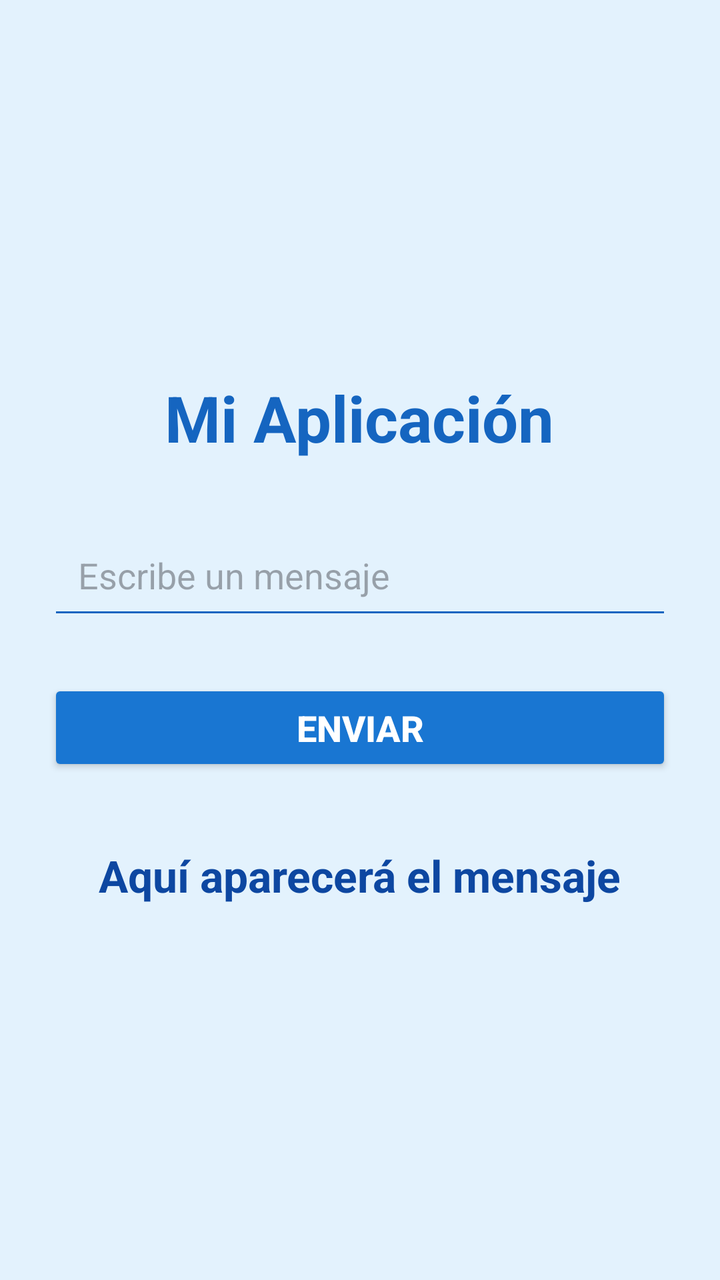
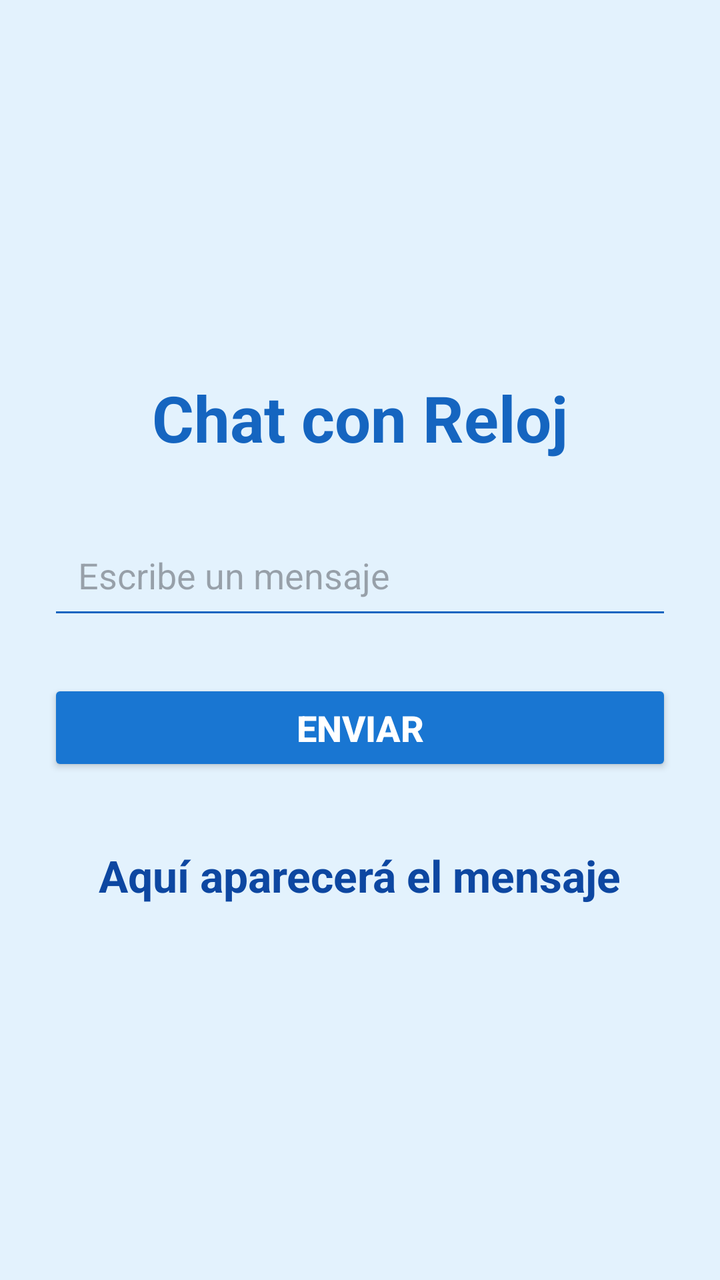

An Android layout rendered at two revisions. The XML below is the earlier revision; the diff shows what the commit changed to produce the second picture.
<!-- AndroidManifest.xml: application theme Theme.AplicacionMovil -->
<!-- res/layout/activity_main.xml -->
<?xml version="1.0" encoding="utf-8"?>
<LinearLayout
    xmlns:android="http://schemas.android.com/apk/res/android"
    android:layout_width="match_parent"
    android:layout_height="match_parent"
    android:orientation="vertical"
    android:gravity="center"
    android:padding="24dp"
    android:background="#E3F2FD">

    
    <TextView
        android:layout_width="wrap_content"
        android:layout_height="wrap_content"
        android:text="Mi Aplicación"
        android:textSize="32sp"
        android:textStyle="bold"
        android:textColor="#1565C0"
        android:layout_marginBottom="30dp"/>

    
    <EditText
        android:id="@+id/txtNombre"
        android:layout_width="match_parent"
        android:layout_height="wrap_content"
        android:hint="Escribe un mensaje"
        android:textSize="18sp"
        android:padding="15dp"
        android:backgroundTint="#1565C0"/>

    
    <Button
        android:id="@+id/btnEnviar"
        android:layout_width="match_parent"
        android:layout_height="wrap_content"
        android:text="Enviar"
        android:textSize="18sp"
        android:textStyle="bold"
        android:layout_marginTop="25dp"
        android:padding="12dp"
        android:backgroundTint="#1976D2"
        android:textColor="#FFFFFF"/>

    
    <TextView
        android:id="@+id/lblTexto"
        android:layout_width="wrap_content"
        android:layout_height="wrap_content"
        android:text="Aquí aparecerá el mensaje"
        android:textSize="22sp"
        android:textStyle="bold"
        android:textColor="#0D47A1"
        android:layout_marginTop="35dp"/>

</LinearLayout>
<!-- resources referenced by this layout -->
<resources>
  <style name="Theme.AplicacionMovil" parent="Base.Theme.AplicacionMovil" />
  <style name="Base.Theme.AplicacionMovil" parent="Theme.Material3.DayNight.NoActionBar">
          
          
      </style>
</resources>

<!-- the commit's change to res/layout/activity_main.xml (unified diff, before → after) -->
@@ -12,7 +12,7 @@
     <TextView
         android:layout_width="wrap_content"
         android:layout_height="wrap_content"
-        android:text="Mi Aplicación"
+        android:text="@string/titulo_app"
         android:textSize="32sp"
         android:textStyle="bold"
         android:textColor="#1565C0"
@@ -23,17 +23,19 @@
         android:id="@+id/txtNombre"
         android:layout_width="match_parent"
         android:layout_height="wrap_content"
-        android:hint="Escribe un mensaje"
+        android:hint="@string/escribe_un_mensaje"
         android:textSize="18sp"
         android:padding="15dp"
-        android:backgroundTint="#1565C0"/>
+        android:backgroundTint="#1565C0"
+        android:inputType="textShortMessage"
+        android:autofillHints="none"/>
 
     
     <Button
         android:id="@+id/btnEnviar"
         android:layout_width="match_parent"
         android:layout_height="wrap_content"
-        android:text="Enviar"
+        android:text="@string/enviar"
         android:textSize="18sp"
         android:textStyle="bold"
         android:layout_marginTop="25dp"
@@ -46,7 +48,7 @@
         android:id="@+id/lblTexto"
         android:layout_width="wrap_content"
         android:layout_height="wrap_content"
-        android:text="Aquí aparecerá el mensaje"
+        android:text="@string/esperando_mensaje"
         android:textSize="22sp"
         android:textStyle="bold"
         android:textColor="#0D47A1"
<!-- resource entries referenced after the edit -->
@@ -1,5 +1,9 @@
 <!-- resources referenced by this layout -->
 <resources>
+  <string name="enviar">Enviar</string>
+  <string name="escribe_un_mensaje">Escribe un mensaje</string>
+  <string name="esperando_mensaje">Aquí aparecerá el mensaje</string>
+  <string name="titulo_app">Chat con Reloj</string>
   <style name="Theme.AplicacionMovil" parent="Base.Theme.AplicacionMovil" />
   <style name="Base.Theme.AplicacionMovil" parent="Theme.Material3.DayNight.NoActionBar">
           
